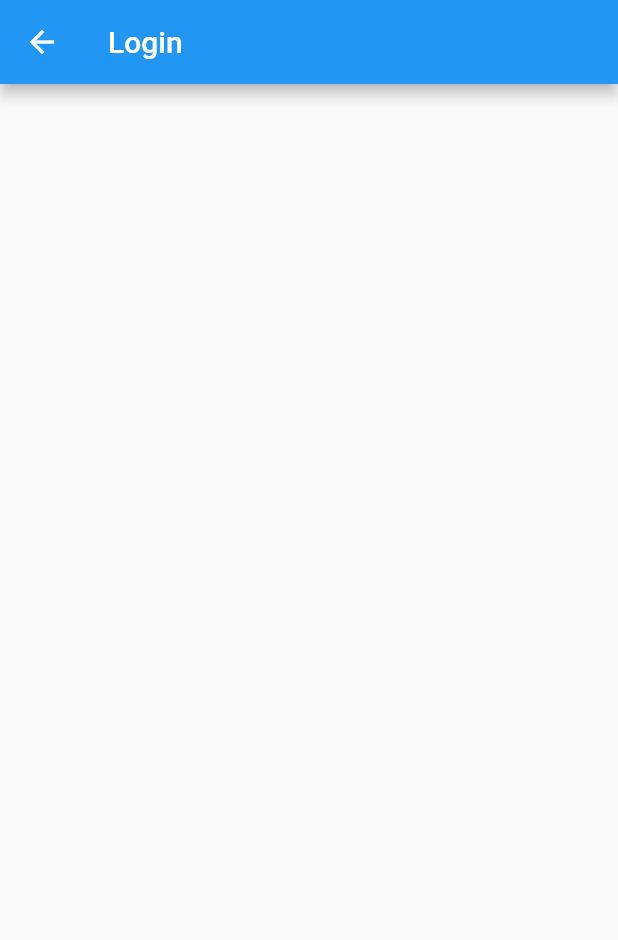
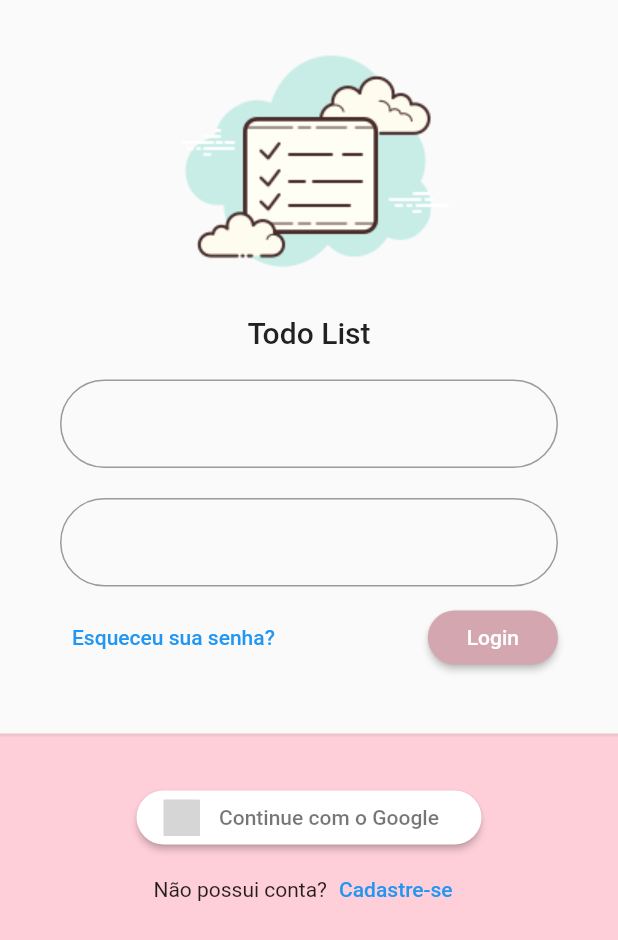
Before and after one commit to fabriciosuhet/todo-list-provider, a Flutter app: the screen it shows after launch, on a phone screen of 412 x 824 dp. Shown: the top 940 px of the screen. Run offline on Flutter 3.47's test engine with Material 2 defaults, Android fonts, the phone set to English and light mode, and no system bars; our stand-ins replace flutter_signin_button, google_fonts, sqflite, sqflite_common, synchronized; accounts and stored records are empty; Roboto replaces fonts that are missing (Mandali); grey boxes are pictures that could not be loaded.

Commit message:
criaçao tela de login page, botoes, design

```diff
--- a/lib/app/app_widget.dart
+++ b/lib/app/app_widget.dart
@@ -1,9 +1,7 @@
 import 'package:flutter/material.dart';
-import 'package:provider/provider.dart';
 import 'package:todo_list_provider/app/core/database/sqlite_adm_connection.dart';
+import 'package:todo_list_provider/app/core/ui/todo_list_ui_config.dart';
 import 'package:todo_list_provider/app/modules/auth/auth_module.dart';
-import 'package:todo_list_provider/app/modules/auth/login/login_controller.dart';
-import 'package:todo_list_provider/app/modules/auth/login/login_page.dart';
 import 'package:todo_list_provider/app/modules/splash/splash_page.dart';
 
 class AppWidget extends StatefulWidget {
@@ -33,6 +31,7 @@ class _AppWidgetState extends State<AppWidget> {
     return MaterialApp(
       debugShowCheckedModeBanner: false,
       title: 'TodoList Provider',
+      theme: TodoListUiConfig.theme,
       initialRoute: '/login',
       routes: {
         ...AuthModule().routers
--- /dev/null
+++ b/lib/app/core/ui/theme_extensions.dart
@@ -0,0 +1,14 @@
+import 'package:flutter/material.dart';
+
+extension ThemeExtension on BuildContext {
+  Color get primaryColor => Theme.of(this).primaryColor;
+  Color get primaryColorLight => Theme.of(this).primaryColorLight;
+  Color get buttonColor => Theme.of(this).buttonTheme.colorScheme!.onPrimary;
+  TextTheme get textTheme => Theme.of(this).textTheme;
+
+  TextStyle get titleStyle => const TextStyle(
+        fontSize: 12,
+        fontWeight: FontWeight.bold,
+        color: Colors.grey,
+      );
+}
--- /dev/null
+++ b/lib/app/core/ui/todo_list_ui_config.dart
@@ -0,0 +1,19 @@
+
+import 'package:flutter/material.dart';
+import 'package:google_fonts/google_fonts.dart';
+
+class TodoListUiConfig {
+  TodoListUiConfig._();
+
+  static ThemeData get theme => ThemeData(
+    textTheme: GoogleFonts.mandaliTextTheme(),
+    primaryColor: const Color(0xffD4A7B0),
+    primaryColorLight: const Color(0xffDB91A0),
+    elevatedButtonTheme: ElevatedButtonThemeData(
+      style: ElevatedButton.styleFrom(
+        backgroundColor: const Color(0xffD4A7B0),
+      )
+    )
+  );
+
+}
--- /dev/null
+++ b/lib/app/core/widget/todo_list_field.dart
@@ -0,0 +1,16 @@
+import 'package:flutter/material.dart';
+
+class TodoListField extends StatelessWidget {
+  const TodoListField({super.key});
+
+  @override
+  Widget build(BuildContext context) {
+    return TextFormField(
+      decoration: InputDecoration(
+        border: OutlineInputBorder(
+          borderRadius: BorderRadius.circular(30),
+        ),
+      ),
+    );
+  }
+}
--- /dev/null
+++ b/lib/app/core/widget/todo_list_logo.dart
@@ -0,0 +1,20 @@
+import 'package:flutter/material.dart';
+import 'package:todo_list_provider/app/core/ui/theme_extensions.dart';
+
+class TodoListLogo extends StatelessWidget {
+  const TodoListLogo({super.key});
+
+  @override
+  Widget build(BuildContext context) {
+    return Column(
+      mainAxisAlignment: MainAxisAlignment.center,
+      children: [
+        Image.asset(
+          'assets/logo.png',
+          height: 200,
+        ),
+        Text('Todo List', style: context.textTheme.titleLarge)
+      ],
+    );
+  }
+}
--- a/lib/app/modules/auth/login/login_page.dart
+++ b/lib/app/modules/auth/login/login_page.dart
@@ -1,4 +1,8 @@
 import 'package:flutter/material.dart';
+import 'package:flutter_signin_button/button_list.dart';
+import 'package:flutter_signin_button/button_view.dart';
+import 'package:todo_list_provider/app/core/widget/todo_list_logo.dart';
+import 'package:todo_list_provider/app/core/widget/todo_list_field.dart';
 
 class LoginPage extends StatelessWidget {
   const LoginPage({super.key});
@@ -6,10 +10,109 @@ class LoginPage extends StatelessWidget {
   @override
   Widget build(BuildContext context) {
     return Scaffold(
-      appBar: AppBar(
-        title: const Text('Login'),
+      body: LayoutBuilder(
+        builder: (context, constraints) {
+          return SingleChildScrollView(
+            child: ConstrainedBox(
+              constraints: BoxConstraints(
+                minHeight: constraints.maxHeight,
+                minWidth: constraints.maxWidth,
+              ),
+              child: IntrinsicHeight(
+                child: Column(
+                  mainAxisSize: MainAxisSize.min,
+                  children: [
+                    const SizedBox(
+                      height: 10,
+                    ),
+                    const TodoListLogo(),
+                    Padding(
+                      padding: const EdgeInsets.symmetric(
+                        horizontal: 40,
+                        vertical: 20,
+                      ),
+                      child: Form(
+                        child: Column(
+                          children: [
+                            TodoListField(),
+                            const SizedBox(height: 20),
+                            TodoListField(),
+                            const SizedBox(height: 10),
+                            Row(
+                              mainAxisAlignment: MainAxisAlignment.spaceBetween,
+                              children: [
+                                TextButton(
+                                  onPressed: () {},
+                                  child: const Text('Esqueceu sua senha?'),
+                                ),
+                                ElevatedButton(
+                                  onPressed: () {},
+                                  style: ElevatedButton.styleFrom(
+                                    shape: RoundedRectangleBorder(
+                                      borderRadius: BorderRadius.circular(20),
+                                    ),
+                                  ),
+                                  child: const Padding(
+                                    padding: EdgeInsets.all(10.0),
+                                    child: Text('Login'),
+                                  ),
+                                ),
+                              ],
+                            ),
+                          ],
+                        ),
+                      ),
+                    ),
+                    const SizedBox(
+                      height: 20,
+                    ),
+                    Expanded(
+                      child: Container(
+                        decoration: BoxDecoration(
+                          color: const Color(0xffFFCFD9),
+                          border: Border(
+                            top: BorderSide(
+                              width: 2,
+                              color: Colors.grey.withAlpha(50),
+                            ),
+                          ),
+                        ),
+                        child: Column(
+                          children: [
+                            const SizedBox(
+                              height: 30,
+                            ),
+                            SignInButton(
+                              Buttons.Google,
+                              text: 'Continue com o Google',
+                              padding: const EdgeInsets.all(5),
+                              shape: OutlineInputBorder(
+                                borderRadius: BorderRadius.circular(30),
+                                borderSide: BorderSide.none,
+                              ),
+                              onPressed: () {},
+                            ),
+                            Row(
+                              mainAxisAlignment: MainAxisAlignment.center,
+                              children: [
+                                const Text('Não possui conta?'),
+                                TextButton(
+                                  onPressed: () {},
+                                  child: const Text('Cadastre-se'),
+                                ),
+                              ],
+                            )
+                          ],
+                        ),
+                      ),
+                    ),
+                  ],
+                ),
+              ),
+            ),
+          );
+        },
       ),
-      body: Container(),
     );
   }
 }
--- a/pubspec.yaml
+++ b/pubspec.yaml
@@ -35,6 +35,8 @@ dependencies:
   synchronized: ^3.1.0
   path: ^1.8.3
   sqflite_common: ^2.5.0
+  google_fonts: ^5.1.0
+  flutter_signin_button: ^2.0.0
 
 
   # The following adds the Cupertino Icons font to your application.
@@ -64,7 +66,8 @@ flutter:
   uses-material-design: true
 
   # To add assets to your application, add an assets section, like this:
-  # assets:
+  assets:
+      - assets/
   #   - images/a_dot_burr.jpeg
   #   - images/a_dot_ham.jpeg
 
```
Also changed, not shown: assets/logo.png (added), pubspec.lock.
